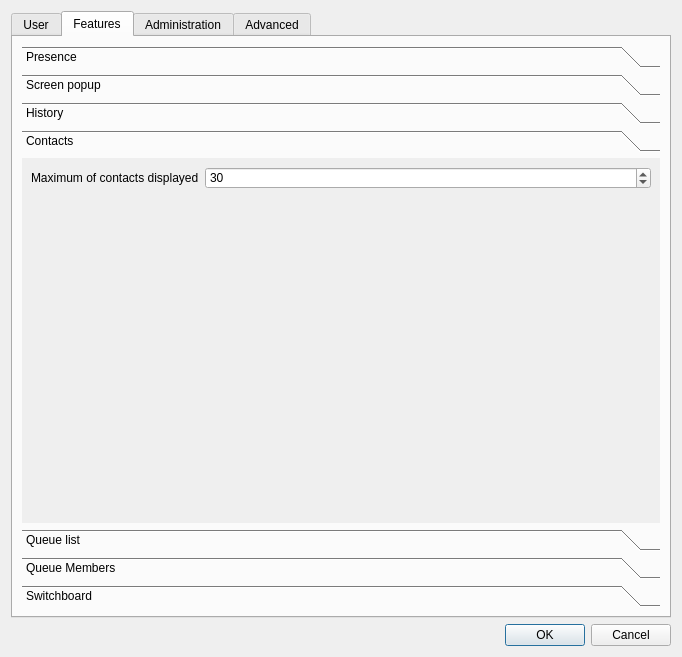
This is xivoclient/src/config_widget/config_widget.ui in wazo-platform/wazo-client-qt as Qt 5 draws it before an edit. The edited form follows.
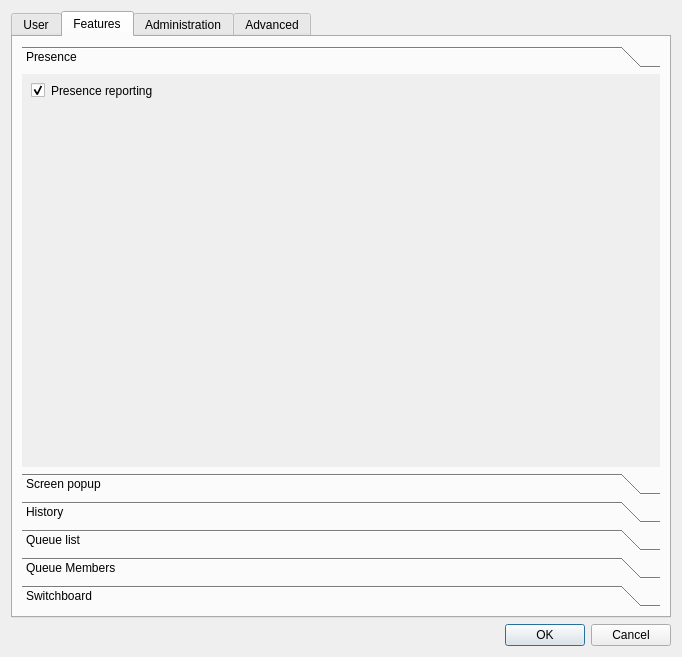
This is the edited form. The open tabs and pages were chosen to show the change. Icons and pictures are not drawn.

Commit message: ConfigWidget: remove the contact xlet config

Patch:
```diff
--- a/xivoclient/src/config_widget/config_widget.ui
+++ b/xivoclient/src/config_widget/config_widget.ui
@@ -355,41 +355,6 @@
            </item>
           </layout>
          </widget>
-         <widget class="QWidget" name="contacts">
-          <property name="geometry">
-           <rect>
-            <x>0</x>
-            <y>0</y>
-            <width>269</width>
-            <height>43</height>
-           </rect>
-          </property>
-          <attribute name="label">
-           <string>Contacts</string>
-          </attribute>
-          <layout class="QFormLayout" name="formLayout_3">
-           <item row="1" column="0">
-            <widget class="QLabel" name="max_contacts_displayed_label">
-             <property name="text">
-              <string>Maximum of contacts displayed</string>
-             </property>
-            </widget>
-           </item>
-           <item row="1" column="1">
-            <widget class="QSpinBox" name="max_contacts_displayed">
-             <property name="minimum">
-              <number>1</number>
-             </property>
-             <property name="maximum">
-              <number>99999</number>
-             </property>
-             <property name="value">
-              <number>30</number>
-             </property>
-            </widget>
-           </item>
-          </layout>
-         </widget>
          <widget class="QWidget" name="queue_list">
           <property name="geometry">
            <rect>
```
The commit also changes 1 other file.
